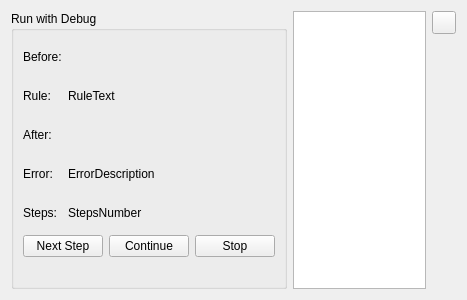
This is YAD-Studio/Widgets/DebugRunWidget.ui in Yad-Studio/YAD-Studio as Qt 5 draws it before an edit. The edited form follows.
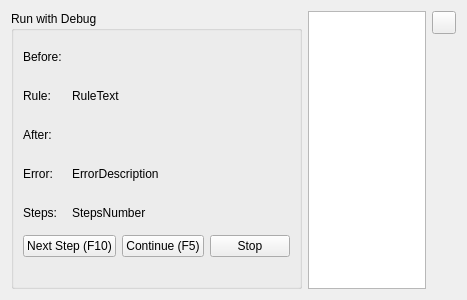
This is the edited form. Icons and pictures are not drawn. Custom widgets are drawn as their Qt base class.

```diff
--- a/YAD-Studio/Widgets/DebugRunWidget.ui
+++ b/YAD-Studio/Widgets/DebugRunWidget.ui
@@ -63,7 +63,7 @@
       <item row="6" column="0" colspan="2">
        <widget class="QPushButton" name="nextButton">
         <property name="text">
-         <string>Next Step</string>
+         <string>Next Step (F10)</string>
         </property>
        </widget>
       </item>
@@ -77,7 +77,7 @@
       <item row="6" column="2">
        <widget class="QPushButton" name="continueButton">
         <property name="text">
-         <string>Continue</string>
+         <string>Continue (F5)</string>
         </property>
        </widget>
       </item>
```
